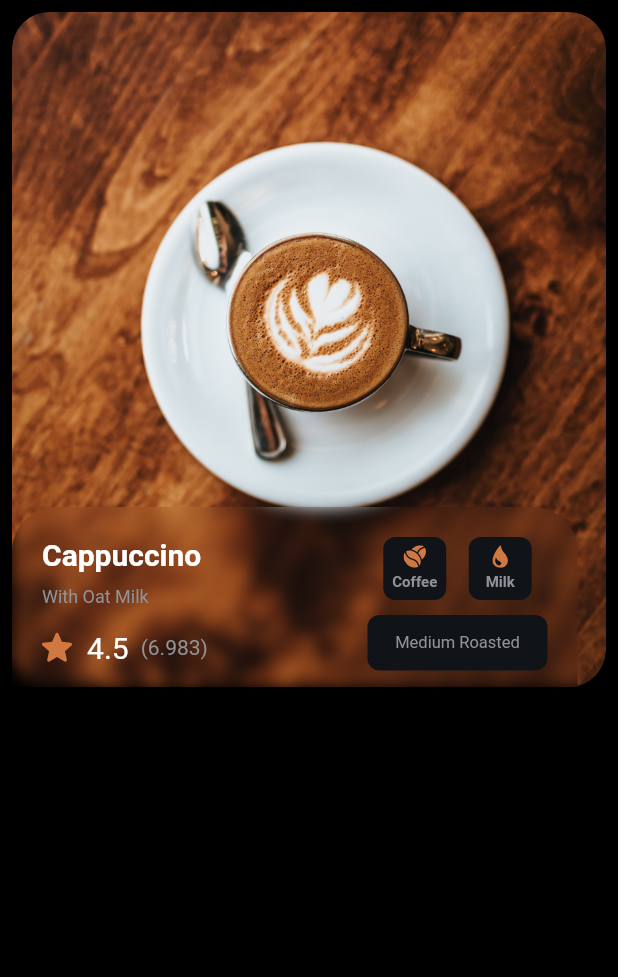
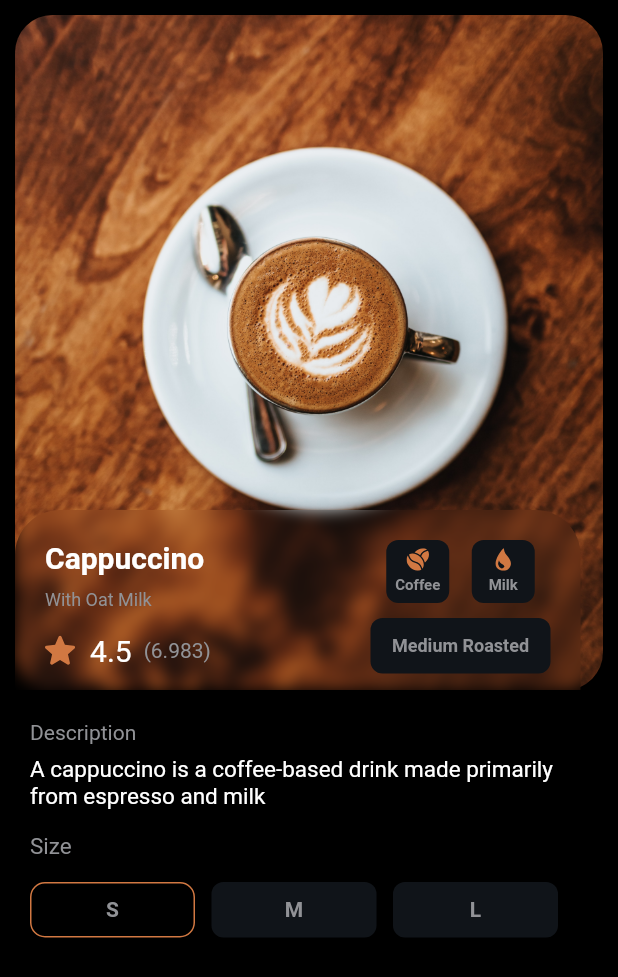
Before and after one commit to khadkabindu/flutter_coffee_app, a Flutter app: the CoffeeDetailsPage screen opened directly, on a phone screen of 412 x 824 dp. Shown: the top 977 px of the screen. Run offline on Flutter 3.47's test engine with Material 2 defaults, Android fonts, the phone set to English and light mode, and no system bars; drawn by our look-alikes of blurrycontainer; our stand-ins replace flutter_svg.

Commit message:
added size buttons

```diff
--- a/lib/coffee_details_page.dart
+++ b/lib/coffee_details_page.dart
@@ -11,7 +11,7 @@ class CoffeeDetailsPage extends StatelessWidget {
       backgroundColor: Colors.black,
       body: SafeArea(
         child: Padding(
-          padding: EdgeInsets.all(8),
+          padding: EdgeInsets.all(10),
           child: Column(
             children: [
               Stack(
@@ -166,11 +166,17 @@ class CoffeeDetailsPage extends StatelessWidget {
                               Container(
                                 height: 37,
                                 width: 120,
-                                child: Center(child: Text("Medium Roasted", style: TextStyle(color: Color(0xff919296), fontSize: 11),)),
+                                child: Center(
+                                    child: Text(
+                                  "Medium Roasted",
+                                  style: TextStyle(
+                                      color: Color(0xff919296),
+                                      fontSize: 12,
+                                      fontWeight: FontWeight.bold),
+                                )),
                                 decoration: BoxDecoration(
                                     color: Color(0xff101419),
                                     borderRadius: BorderRadius.circular(8)),
-
                               ),
                             ],
                           )
@@ -179,7 +185,98 @@ class CoffeeDetailsPage extends StatelessWidget {
                     ),
                   ),
                 ],
-              )
+              ),
+              SizedBox(
+                height: 10,
+              ),
+              Padding(
+                padding: EdgeInsets.all(10),
+                child: Column(
+                  crossAxisAlignment: CrossAxisAlignment.start,
+                  children: [
+                    Text(
+                      "Description",
+                      style: TextStyle(color: Color(0xff919296)),
+                    ),
+                    SizedBox(
+                      height: 8,
+                    ),
+                    Text(
+                      "A cappuccino is a coffee-based drink made primarily from espresso and milk",
+                      style: TextStyle(color: Colors.white, fontSize: 15),
+                    ),
+                    SizedBox(
+                      height: 15,
+                    ),
+                    Text(
+                      "Size",
+                      style: TextStyle(
+                        color: Color(0xff919296),
+                        fontSize: 15,
+                      ),
+                    ),
+                    SizedBox(
+                      height: 15,
+                    ),
+                    Row(
+                      children: [
+                        Container(
+                          height: 37,
+                          width: 110,
+                          child: Center(
+                              child: Text(
+                            "S",
+                            style: TextStyle(
+                                color: Color(0xff919296),
+                                fontSize: 14,
+                                fontWeight: FontWeight.bold),
+                          )),
+                          decoration: BoxDecoration(
+                              color: Colors.black,
+                              borderRadius: BorderRadius.circular(10),
+                              border: Border.all(color: Color(0xffd17842))),
+                        ),
+                        SizedBox(
+                          width: 11,
+                        ),
+                        Container(
+                          height: 37,
+                          width: 110,
+                          child: Center(
+                              child: Text(
+                            "M",
+                            style: TextStyle(
+                                color: Color(0xff919296),
+                                fontSize: 14,
+                                fontWeight: FontWeight.bold),
+                          )),
+                          decoration: BoxDecoration(
+                              color: Color(0xff101419),
+                              borderRadius: BorderRadius.circular(8)),
+                        ),
+                        SizedBox(
+                          width: 11,
+                        ),
+                        Container(
+                          height: 37,
+                          width: 110,
+                          child: Center(
+                              child: Text(
+                            "L",
+                            style: TextStyle(
+                                color: Color(0xff919296),
+                                fontSize: 14,
+                                fontWeight: FontWeight.bold),
+                          )),
+                          decoration: BoxDecoration(
+                              color: Color(0xff101419),
+                              borderRadius: BorderRadius.circular(8)),
+                        ),
+                      ],
+                    )
+                  ],
+                ),
+              ),
             ],
           ),
         ),
```
